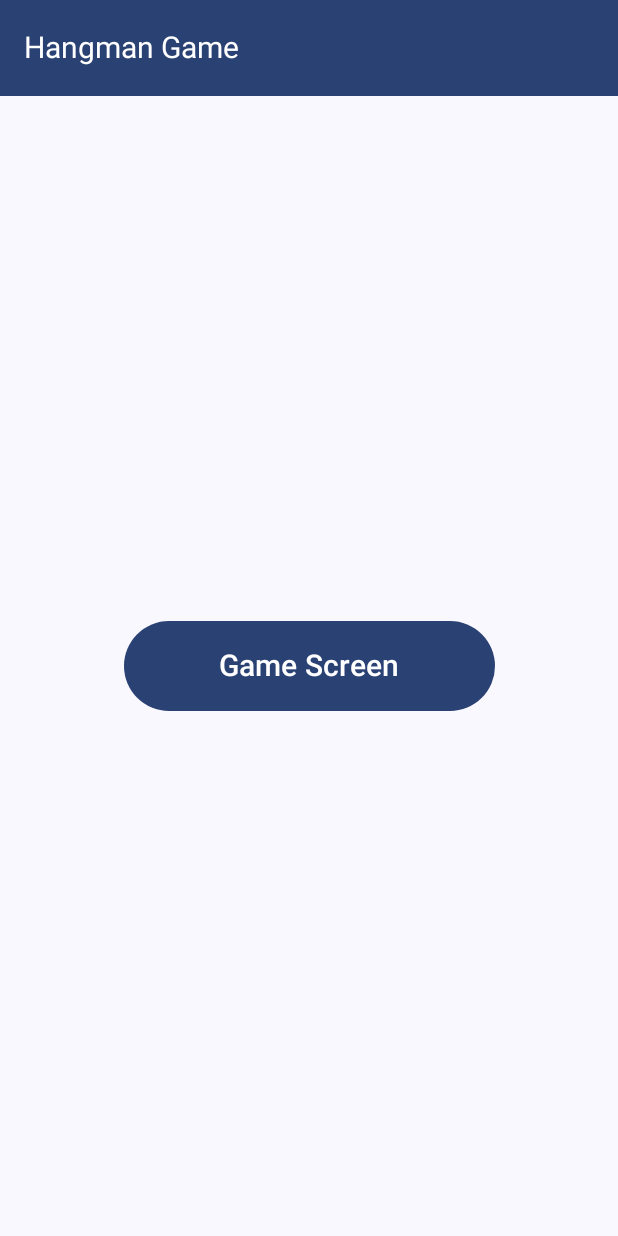
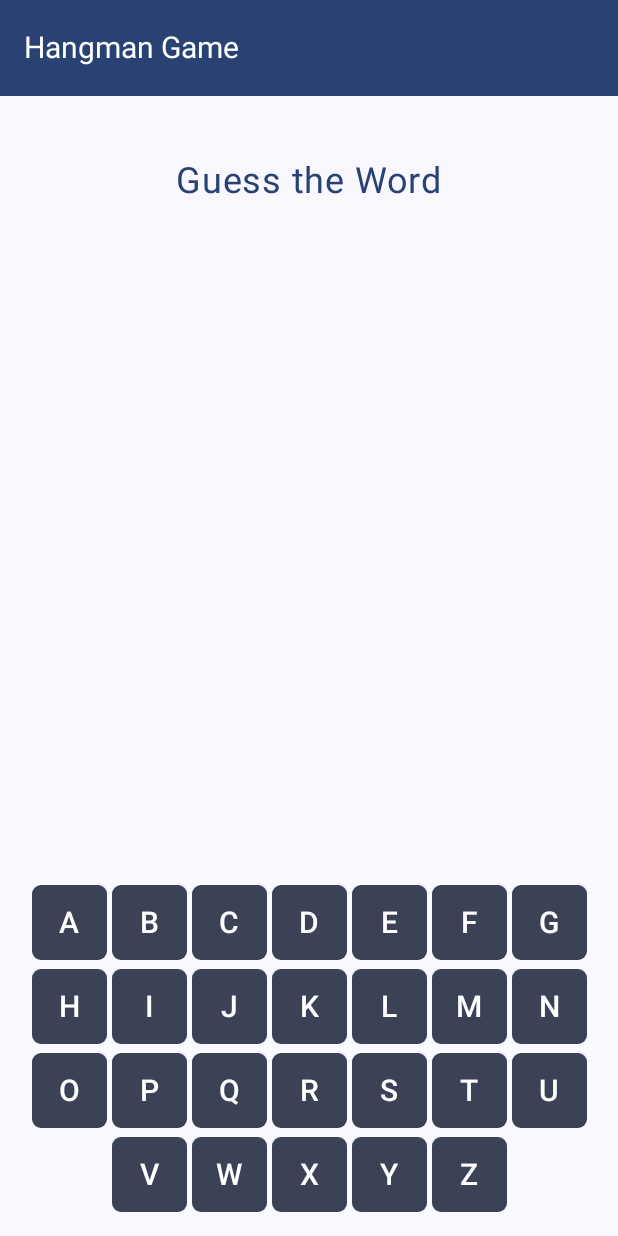
Before and after one commit to sgill33/Hangman, an Android app built with Jetpack Compose: the GameScreen screen opened through its navigation route, on a phone screen of 412 x 824 dp. Run offline under Robolectric (Android 15) with nearby library versions, the phone set to English and light mode, and no system bars.

Commit message:
feat: created custom keyboard layout

```diff
--- a/app/src/main/java/com/zybooks/hangman/ui/screens/game/GameScreen.kt
+++ b/app/src/main/java/com/zybooks/hangman/ui/screens/game/GameScreen.kt
@@ -1,6 +1,7 @@
 package com.zybooks.hangman.ui.screens.game
 
 import androidx.compose.foundation.layout.*
+import androidx.compose.foundation.shape.RoundedCornerShape
 import androidx.compose.material3.*
 import androidx.compose.runtime.Composable
 import androidx.compose.ui.Alignment
@@ -10,7 +11,6 @@ import androidx.compose.ui.unit.dp
 import androidx.compose.ui.unit.sp
 import androidx.navigation.NavController
 import androidx.navigation.compose.rememberNavController
-import com.zybooks.hangman.Routes
 import com.zybooks.hangman.ui.theme.HangmanTheme
 
 @OptIn(ExperimentalMaterial3Api::class)
@@ -27,30 +27,68 @@ fun GameScreen(navController: NavController) {
             )
         }
     ) { paddingValues ->
-        Box(
+        Column(
             modifier = Modifier
                 .fillMaxSize()
                 .padding(paddingValues),
-            contentAlignment = Alignment.Center
+            horizontalAlignment = Alignment.CenterHorizontally
         ) {
-            Button(
-                onClick = {navController.navigate(Routes.Results)},
-                modifier = Modifier
-                    .fillMaxWidth(0.6f)
-                    .height(60.dp),
-                colors = ButtonDefaults.buttonColors(containerColor = MaterialTheme.colorScheme.primary)
+            Spacer(modifier = Modifier.weight(0.1f)) // Push game content to center
+
+            Text(
+                text = "Guess the Word",
+                fontSize = 24.sp,
+                color = MaterialTheme.colorScheme.primary
+            )
+
+            Spacer(modifier = Modifier.height(20.dp))
+
+            // TODO: Add Hangman game UI
+
+            Spacer(modifier = Modifier.weight(1f)) // Push buttons to bottom
+
+            // Alphabet Button Grid
+            AlphabetGrid()
+        }
+    }
+}
+
+@Composable
+fun AlphabetGrid() {
+    val alphabet = ('A'..'Z').toList() // List of letters A-Z
+    val chunkedAlphabet = alphabet.chunked(7) // Split into rows of 7
+
+    Column(
+        modifier = Modifier
+            .fillMaxWidth()
+            .padding(10.dp),
+        horizontalAlignment = Alignment.CenterHorizontally
+    ) {
+        chunkedAlphabet.forEach { row ->
+            Row(
+                horizontalArrangement = Arrangement.spacedBy(3.dp),
+                modifier = Modifier.padding(bottom = 6.dp)
             ) {
-                Text(
-                    text = "Game Screen",
-                    fontSize = 20.sp,
-                    color = MaterialTheme.colorScheme.onPrimary
-                )
+                row.forEach { letter ->
+                    Button(
+                        onClick = { /* Handle letter click */ },
+                        modifier = Modifier.size(50.dp), // Square buttons
+                        shape = RoundedCornerShape(6.dp),
+                        colors = ButtonDefaults.buttonColors(containerColor = MaterialTheme.colorScheme.secondary),
+                        contentPadding = PaddingValues(0.dp)
+                    ) {
+                        Text(
+                            text = letter.toString(),
+                            fontSize = 20.sp,
+                            color = MaterialTheme.colorScheme.onSecondary
+                        )
+                    }
+                }
             }
         }
     }
 }
 
-// ✅ Preview with the app theme
 @Preview(showBackground = true)
 @Composable
 fun PreviewGameScreen() {
```
